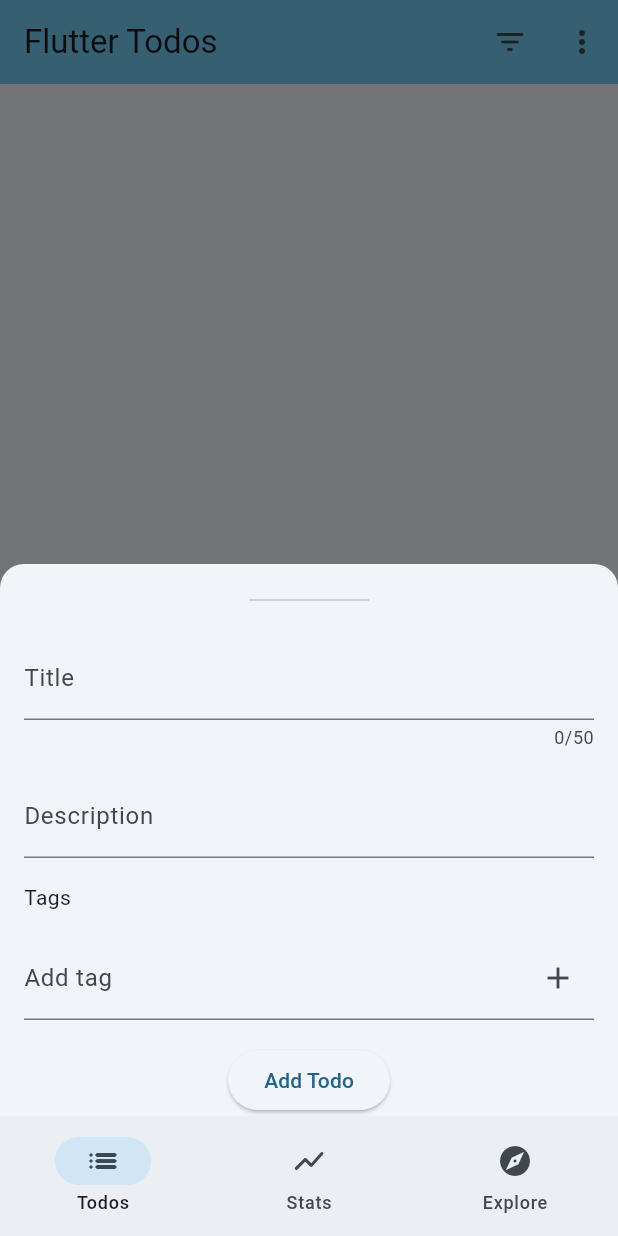
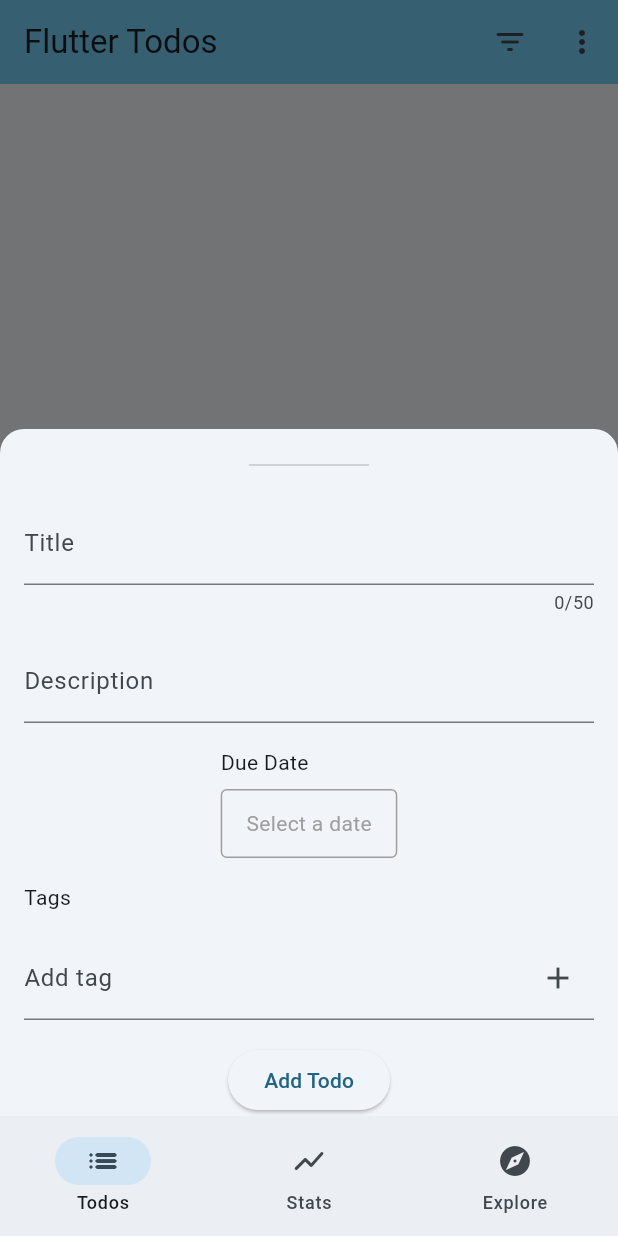
Before and after one commit to paugarcia32/ToDo-List-App, a Flutter app: the screen it shows after launch, after a tap on the "add" icon, on a phone screen of 412 x 824 dp. Run offline on Flutter 3.47's test engine with Material 3 defaults, Android fonts, the phone set to English and light mode, and no system bars; our stand-ins replace bloc, equatable, flutter_bloc, go_router, rxdart, shared_preferences; generated files the repository leaves out were written again.

Commit message:
added date on BLoC and Model

```diff
--- a/lib/edit_todo/bloc/edit_todo_bloc.dart
+++ b/lib/edit_todo/bloc/edit_todo_bloc.dart
@@ -25,6 +25,7 @@ class EditTodoBloc extends Bloc<EditTodoEvent, EditTodoState> {
     on<EditTodoTagsChanged>(_onTagsChanged);
     on<EditTodoLoadTags>(_onLoadTags);
     on<EditTodoSubmitted>(_onSubmitted);
+    on<EditTodoDateChanged>(_onDateChanged);
 
     add(const EditTodoLoadTags());
   }
@@ -43,6 +44,13 @@ class EditTodoBloc extends Bloc<EditTodoEvent, EditTodoState> {
     Emitter<EditTodoState> emit,
   ) {
     emit(state.copyWith(description: event.description));
+  }
+
+  void _onDateChanged(
+    EditTodoDateChanged event,
+    Emitter<EditTodoState> emit,
+  ) {
+    emit(state.copyWith(date: event.date));
   }
 
   void _onTagToggled(
--- a/lib/edit_todo/bloc/edit_todo_event.dart
+++ b/lib/edit_todo/bloc/edit_todo_event.dart
@@ -23,6 +23,15 @@ final class EditTodoDescriptionChanged extends EditTodoEvent {
 
   @override
   List<Object> get props => [description];
+}
+
+final class EditTodoDateChanged extends EditTodoEvent {
+  const EditTodoDateChanged(this.date);
+
+  final DateTime date;
+
+  @override
+  List<Object> get props => [date];
 }
 
 final class EditTodoTagsChanged extends EditTodoEvent {
--- a/lib/edit_todo/bloc/edit_todo_state.dart
+++ b/lib/edit_todo/bloc/edit_todo_state.dart
@@ -16,6 +16,7 @@ final class EditTodoState extends Equatable {
     this.title = '',
     this.description = '',
     this.selectedTags = const {},
+    this.date,
   });
 
   final EditTodoStatus status;
@@ -23,6 +24,7 @@ final class EditTodoState extends Equatable {
   final String title;
   final String description;
   final Set<Tag> selectedTags;
+  final DateTime? date;
 
   bool get isNewTodo => initialTodo == null;
 
@@ -32,6 +34,7 @@ final class EditTodoState extends Equatable {
     String? title,
     String? description,
     Set<Tag>? selectedTags,
+    DateTime? date,
   }) {
     return EditTodoState(
       status: status ?? this.status,
@@ -39,11 +42,12 @@ final class EditTodoState extends Equatable {
       title: title ?? this.title,
       description: description ?? this.description,
       selectedTags: selectedTags ?? this.selectedTags,
+      date: date ?? this.date,
     );
   }
 
   Iterable<Tag> get tags => selectedTags;
 
   @override
-  List<Object?> get props => [status, initialTodo, title, description, selectedTags];
+  List<Object?> get props => [status, initialTodo, title, description, selectedTags, date];
 }
--- a/lib/edit_todo/view/edit_todo_page.dart
+++ b/lib/edit_todo/view/edit_todo_page.dart
@@ -66,6 +66,8 @@ class EditTodoView extends StatelessWidget {
             const _TitleField(),
             const SizedBox(height: 16),
             const _DescriptionField(),
+            const SizedBox(height: 16),
+            const _DateField(),
             const SizedBox(height: 16),
             const _TagsField(),
             const SizedBox(height: 16),
@@ -141,6 +143,58 @@ class _DescriptionField extends StatelessWidget {
       onChanged: (value) {
         context.read<EditTodoBloc>().add(EditTodoDescriptionChanged(value));
       },
+    );
+  }
+}
+
+class _DateField extends StatelessWidget {
+  const _DateField({super.key});
+
+  @override
+  Widget build(BuildContext context) {
+    final l10n = context.l10n;
+    final state = context.watch<EditTodoBloc>().state;
+    final selectedDate = state.date;
+
+    return Column(
+      crossAxisAlignment: CrossAxisAlignment.start,
+      children: [
+        Text(
+          l10n.editTodoDateLabel,
+        ),
+        const SizedBox(height: 8),
+        GestureDetector(
+          onTap: state.status.isLoadingOrSuccess
+              ? null
+              : () async {
+                  final pickedDate = await showDatePicker(
+                    context: context,
+                    initialDate: selectedDate ?? DateTime.now(),
+                    firstDate: DateTime(2000),
+                    lastDate: DateTime(2100),
+                  );
+
+                  if (pickedDate != null) {
+                    context.read<EditTodoBloc>().add(EditTodoDateChanged(pickedDate));
+                  }
+                },
+          child: Container(
+            padding: const EdgeInsets.symmetric(vertical: 12, horizontal: 16),
+            decoration: BoxDecoration(
+              border: Border.all(color: Colors.grey),
+              borderRadius: BorderRadius.circular(4),
+            ),
+            child: Text(
+              selectedDate != null
+                  ? '${selectedDate.day}/${selectedDate.month}/${selectedDate.year}'
+                  : l10n.editTodoSelectDateHint, // Mensaje cuando no hay fecha seleccionada
+              style: TextStyle(
+                color: selectedDate != null ? Colors.black : Colors.grey,
+              ),
+            ),
+          ),
+        ),
+      ],
     );
   }
 }
--- a/lib/l10n/arb/app_en.arb
+++ b/lib/l10n/arb/app_en.arb
@@ -126,5 +126,8 @@
   "colorDarkGreen": "Dark Green",
   "colorLightGreen": "Light Green",
   "colorSkyBlue": "Sky Blue",
-  "colorDarkBlue": "Dark Blue"
+  "colorDarkBlue": "Dark Blue",
+  "editTodoDateLabel": "Due Date",
+  "editTodoSelectDateHint": "Select a date"
+
 }
--- a/packages/todos_api/lib/src/models/todo.dart
+++ b/packages/todos_api/lib/src/models/todo.dart
@@ -16,6 +16,7 @@ class Todo extends Equatable {
     this.description = '',
     this.isCompleted = false,
     Set<String>? tagIds,
+    this.date,
   })  : assert(
           id == null || id.isNotEmpty,
           'id must either be null or not empty',
@@ -27,8 +28,8 @@ class Todo extends Equatable {
   final String title;
   final String description;
   final bool isCompleted;
-
   final Set<String> tagIds;
+  final DateTime? date;
 
   Todo copyWith({
     String? id,
@@ -36,6 +37,7 @@ class Todo extends Equatable {
     String? description,
     bool? isCompleted,
     Set<String>? tagIds,
+    DateTime? date,
   }) {
     return Todo(
       id: id ?? this.id,
@@ -43,6 +45,7 @@ class Todo extends Equatable {
       description: description ?? this.description,
       isCompleted: isCompleted ?? this.isCompleted,
       tagIds: tagIds ?? this.tagIds,
+      date: date ?? this.date,
     );
   }
 
@@ -51,5 +54,5 @@ class Todo extends Equatable {
   JsonMap toJson() => _$TodoToJson(this);
 
   @override
-  List<Object?> get props => [id, title, description, isCompleted, tagIds];
+  List<Object?> get props => [id, title, description, isCompleted, tagIds, date];
 }
```
